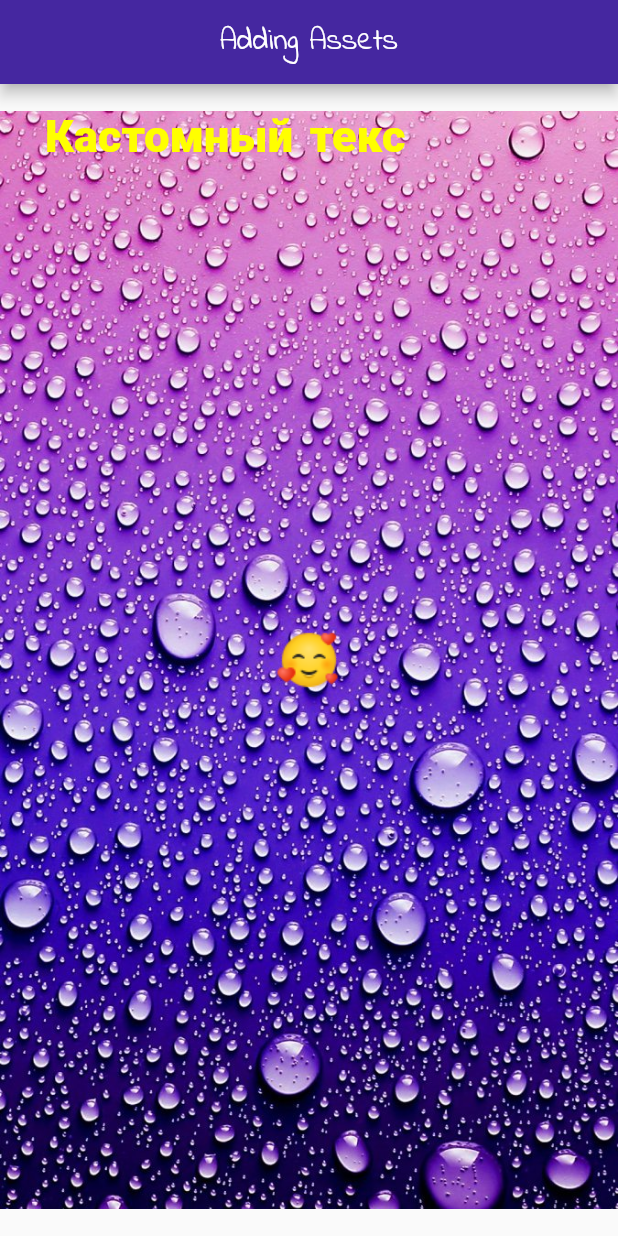
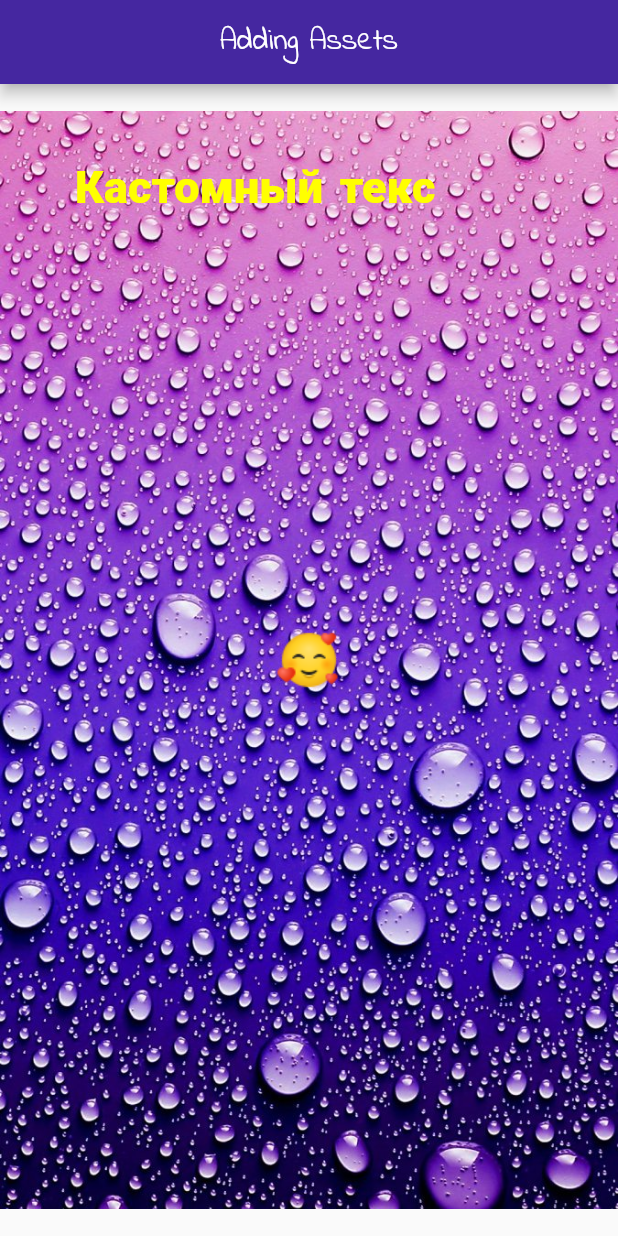
Before and after one commit to Karyakin/flutter_wxamples, a Flutter app: the screen it shows after launch, on a phone screen of 412 x 824 dp. Run offline on Flutter 3.47's test engine with Material 2 defaults, Android fonts, the phone set to English and light mode, and no system bars.

Commit message:
feat: Padding

```diff
--- a/lib/widgets/AssetsExample.dart
+++ b/lib/widgets/AssetsExample.dart
@@ -21,7 +21,9 @@ class AssetExamle extends StatelessWidget {
                 image: AssetImage('assets/images/bg.jpg'),
               ),
               Image.asset('assets/icons/icons8.png'),
-              const Positioned(
+              const Padding(
+                padding: EdgeInsets.all(50),
+                child: Positioned(
                     top: 16,
                     left: 30,
                     child: Text(
@@ -32,7 +34,8 @@ class AssetExamle extends StatelessWidget {
                         color: Colors.yellowAccent,
                         // fontFamily: 'IndieFlower'
                       ),
-                  ))
+                    )),
+              )
             ],
           ),
         ),
```
Lines whose indentation alone changed are shown as unchanged.
